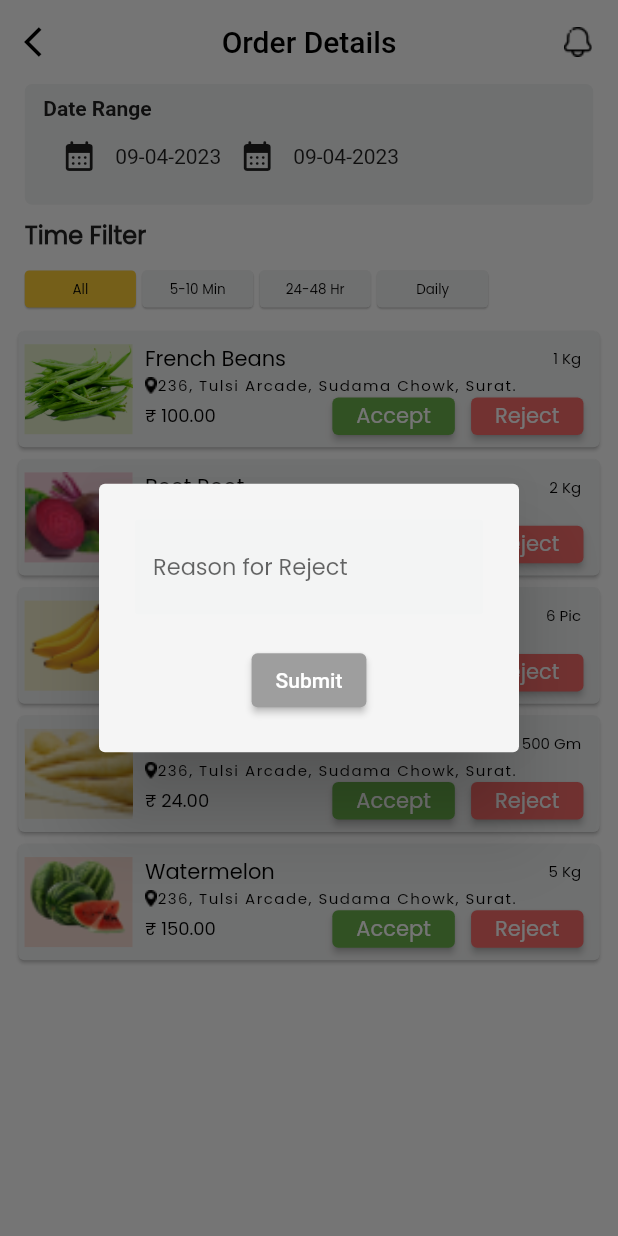
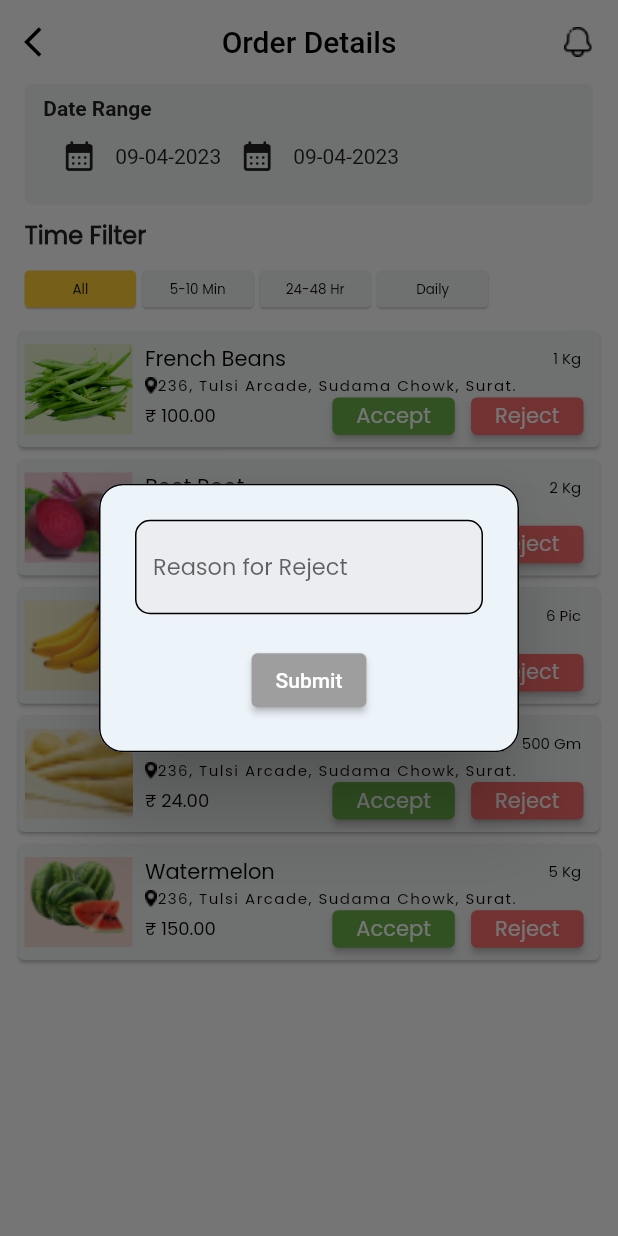
Before and after one commit to Neel-Paghadal/grocery_distributor, a Flutter app: the OrderdetailsPage screen opened directly, after a tap on "Reject", on a phone screen of 412 x 824 dp. Run offline on Flutter 3.47's test engine with Material 2 defaults, Android fonts, the phone set to English and light mode, and no system bars; our stand-ins replace flutter_svg, get.

Commit message:
add desgin godown stock add desgin user list add dash board add low stock add live order add order details

```diff
--- a/lib/Screens/order_details.dart
+++ b/lib/Screens/order_details.dart
@@ -433,14 +433,22 @@ class _OrderdetailsState extends State<OrderdetailsPage> {
                                                                 onTap: ()async{
                                                                   final result=await showDialog(context: context, builder: (BuildContext context){
                                                                     return AlertDialog(
-                                                                      backgroundColor: Colors.grey.shade100,
+                                                                      shape: OutlineInputBorder(
+                                                                          borderRadius: BorderRadius.circular(16.0)),
+                                                                      backgroundColor: Color(0xFFECF3F9),
                                                                       title: TextFormField(
                                                                         decoration: InputDecoration(
-                                                                          fillColor: Color(0xffF3F4F4),
+                                                                          fillColor: Color(0xFF0926C),
                                                                           filled: true,
+                                                                          focusedBorder: OutlineInputBorder(
+                                                                              borderRadius: BorderRadius.circular(5),
+                                                                              borderSide: BorderSide(color: Colors.black)
+                                                                          ),
+                                                                          border: OutlineInputBorder(
+                                                                            borderRadius: BorderRadius.circular(10),
+                                                                          ),
                                                                           enabledBorder: OutlineInputBorder(
-                                                                              borderRadius: BorderRadius.circular(2),
-                                                                              borderSide: BorderSide.none
+                                                                            borderRadius: BorderRadius.circular(10),
                                                                           ),
                                                                           hintStyle: TextStyle(
                                                                               fontFamily: ConstFont.popinsRegular,
```
Also changed, not shown: lib/Screens/home_screen.dart (+19 -6 lines), lib/Screens/live_order.dart (+41 -69 lines).
